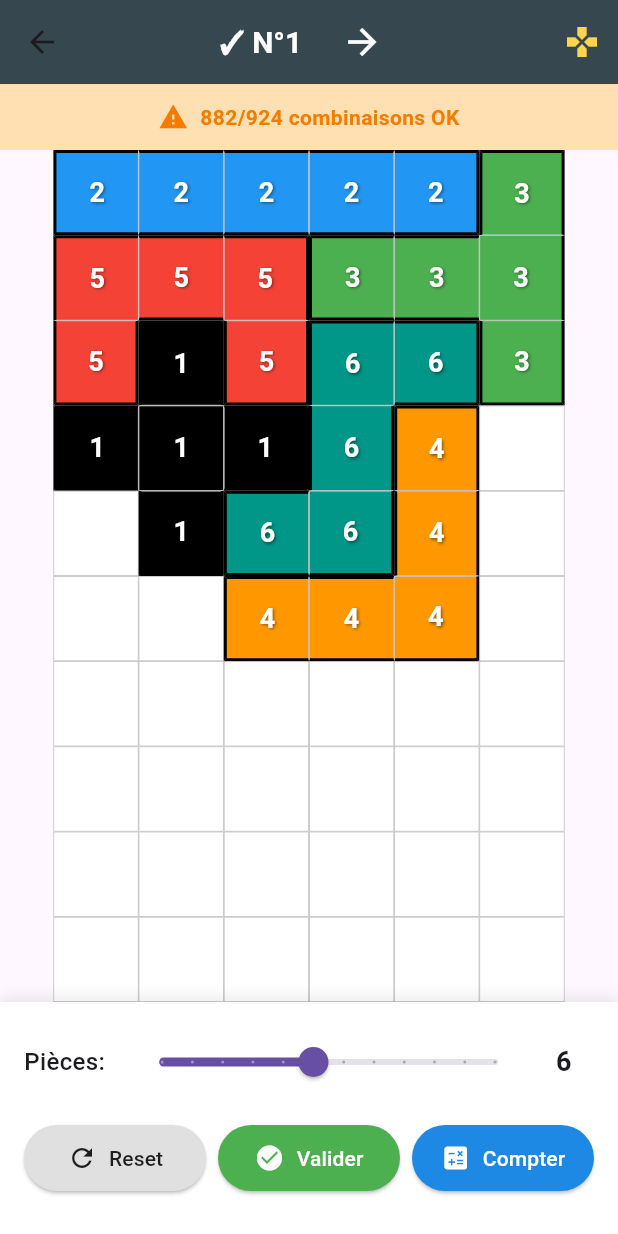
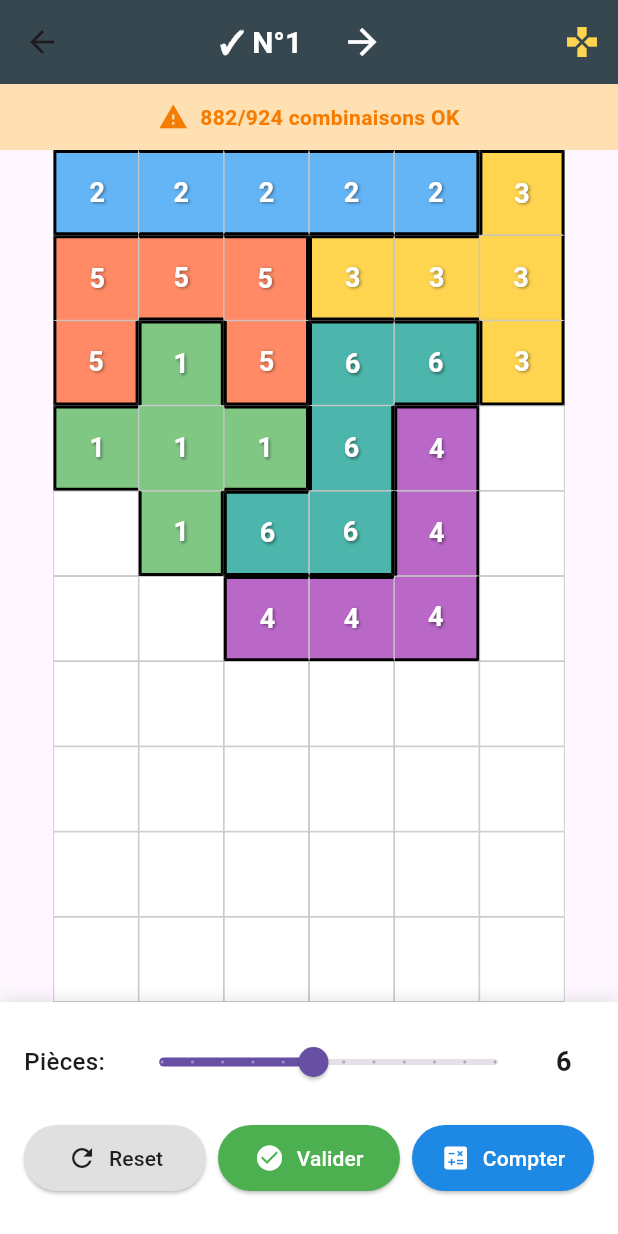
Before and after one commit to PML54/pentapol, a Flutter app: the PlateauEditorScreen screen opened by its route, item 2 of the bottom bar chosen, on a phone screen of 412 x 824 dp. Run offline on Flutter 3.47's test engine with Material 3 defaults, Android fonts, the phone set to English and light mode, and no system bars; our stand-ins replace drift, flutter_riverpod, supabase_flutter; accounts and stored records are empty; generated files the repository leaves out were written again.

Commit message:
refactor: Unification des couleurs via settings dans tous les écrans 🎨
♻️ Refactoring global:
- Tous les écrans utilisent maintenant les paramètres de couleurs
- Suppression des palettes de couleurs codées en dur
- Cohérence visuelle dans toute l'application

📁 Fichiers modifiés:
- lib/screens/solutions_browser_screen.dart:
  * Conversion en ConsumerStatefulWidget
  * Utilisation de settings.ui.getPieceColor()
  * Suppression de la palette locale

- lib/screens/solutions_viewer_screen.dart:
  * Ajout de l'import settings_provider
  * Utilisation de settings.ui.getPieceColor()
  * Suppression de la palette locale

- lib/screens/plateau_editor_screen.dart:
  * Ajout de l'import settings_provider
  * Utilisation de settings.ui.getPieceColor()
  * Suppression de la constante pieceColors

✨ Avantages:
- Les couleurs personnalisées s'appliquent partout
- Changement de schéma de couleurs global
- Une seule source de vérité pour les couleurs
- Cohérence visuelle entre tous les écrans:
  * Jeu principal
  * Navigateur de solutions
  * Visualiseur de solutions
  * Éditeur de plateau

🎨 Comportement:
- Quand l'utilisateur change le schéma de couleurs dans les paramètres
- Tous les écrans affichent les pièces avec les nouvelles couleurs
- Fonctionne avec tous les schémas: classique, pastel, néon, monochrome, rainbow, custom

```diff
--- a/lib/screens/plateau_editor_screen.dart
+++ b/lib/screens/plateau_editor_screen.dart
@@ -1,10 +1,11 @@
-// Modified: 2025-11-15 06:45:00
+// Modified: 2025-11-16 11:15:00
 // lib/screens/plateau_editor_screen.dart
 
 import 'package:flutter/material.dart';
 import 'package:flutter_riverpod/flutter_riverpod.dart';
 import '../providers/plateau_editor_provider.dart';
 import '../providers/plateau_editor_state.dart';
+import '../providers/settings_provider.dart';
 import 'pentomino_game_screen.dart';
 
 class PlateauEditorScreen extends ConsumerWidget {
@@ -706,25 +707,10 @@ class _CellWidget extends ConsumerWidget {
 
   const _CellWidget({required this.x, required this.y});
 
-  // Palette identique au game / browser
-  static const List<Color> pieceColors = [
-    Colors.black, // 1
-    Colors.blue, // 2
-    Colors.green, // 3
-    Colors.orange, // 4
-    Colors.red, // 5
-    Colors.teal, // 6
-    Colors.pink, // 7
-    Colors.brown, // 8
-    Colors.indigo, // 9
-    Colors.lime, // 10
-    Colors.cyan, // 11
-    Colors.amber, // 12
-  ];
-
   @override
   Widget build(BuildContext context, WidgetRef ref) {
     final state = ref.watch(plateauEditorProvider);
+    final settings = ref.watch(settingsProvider);
     final plateau = state.plateau;
     final cellStatus = plateau.getCell(x, y);
     final isVisible = cellStatus >= 0; // 0 = libre, >=1 = occupé
@@ -753,7 +739,7 @@ class _CellWidget extends ConsumerWidget {
     if (!isVisible) {
       backgroundColor = Colors.grey[800]!;
     } else if (pieceNumber != null) {
-      backgroundColor = pieceColors[pieceNumber - 1];
+      backgroundColor = settings.ui.getPieceColor(pieceNumber);
     } else {
       backgroundColor = Colors.white;
     }
```
Also changed, not shown: lib/screens/solutions_browser_screen.dart (+9 -23 lines), lib/screens/solutions_viewer_screen.dart (+5 -16 lines).
